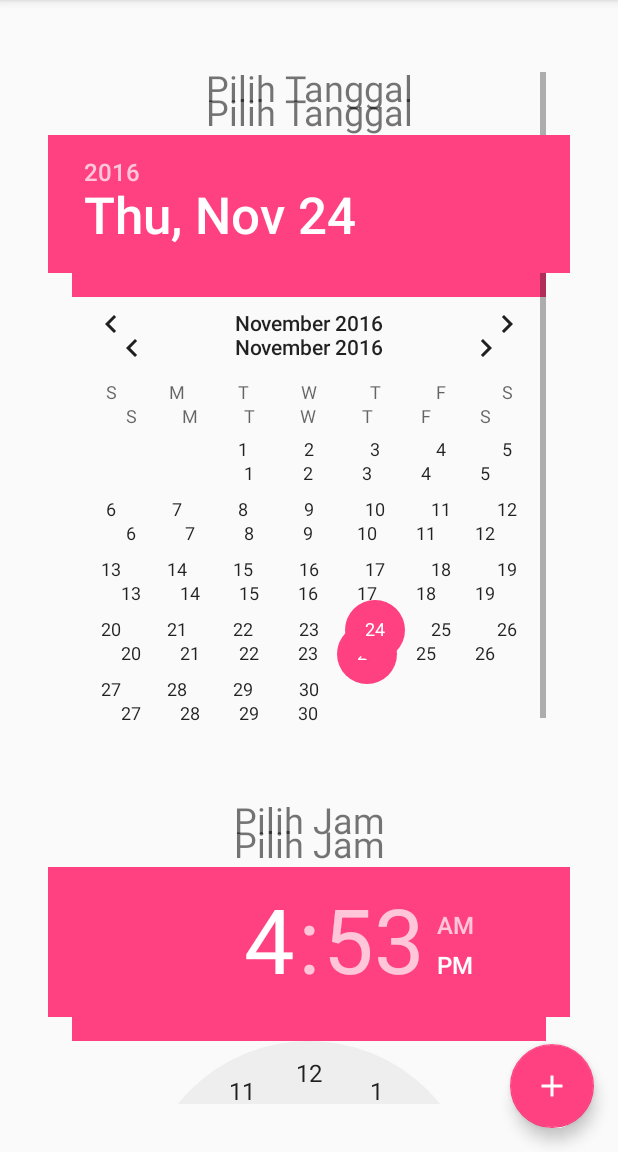
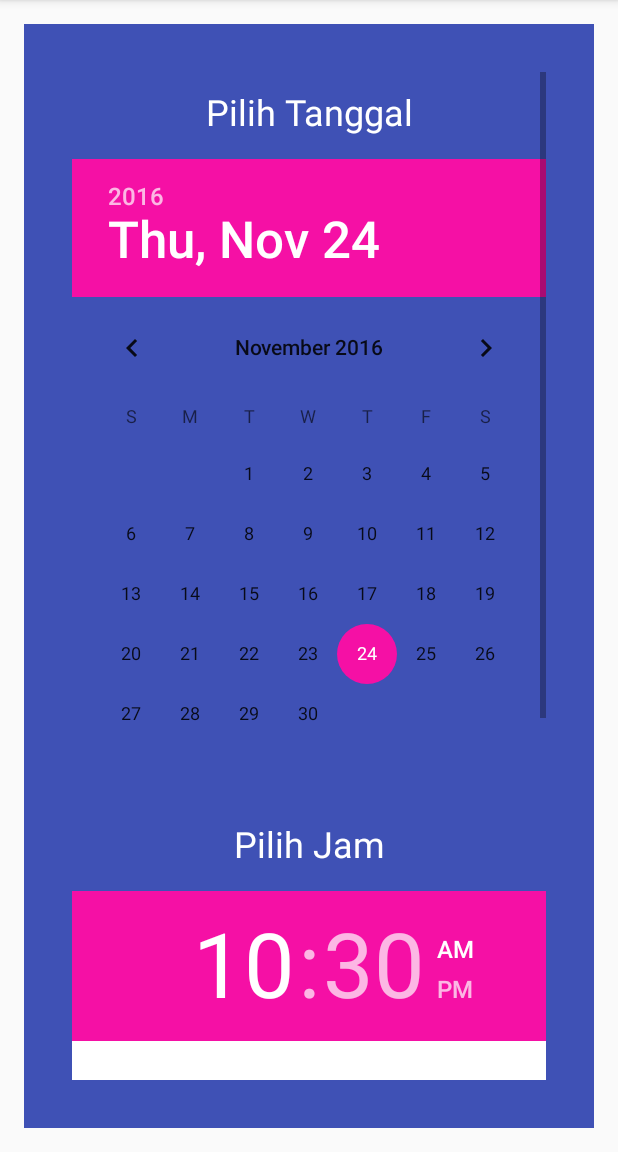
Before and after one commit to aqshalfajarputra/WakeMeUP, an Android app: the screen it shows after launch (MainActivity), after a tap on "Home", on a phone screen of 412 x 824 dp, the part 84-1236 px from its top. Run offline under Robolectric (Android 15) with nearby library versions, the phone set to English and light mode, and no system bars; 2 other taps on this screen came first.

Commit message:
WakeMeUp DONE~

```diff
--- a/app/src/main/java/id/sch/smktelkom_mlg/project/xirpl102112029/wakemeup/MainActivity.java
+++ b/app/src/main/java/id/sch/smktelkom_mlg/project/xirpl102112029/wakemeup/MainActivity.java
@@ -1,9 +1,7 @@
 package id.sch.smktelkom_mlg.project.xirpl102112029.wakemeup;
 
 import android.os.Bundle;
-import android.support.design.widget.FloatingActionButton;
 import android.support.design.widget.NavigationView;
-import android.support.design.widget.Snackbar;
 import android.support.v4.view.GravityCompat;
 import android.support.v4.widget.DrawerLayout;
 import android.support.v7.app.ActionBarDrawerToggle;
@@ -11,7 +9,6 @@ import android.support.v7.app.AppCompatActivity;
 import android.support.v7.widget.Toolbar;
 import android.view.Menu;
 import android.view.MenuItem;
-import android.view.View;
 
 
 public class MainActivity extends AppCompatActivity
@@ -24,16 +21,6 @@ public class MainActivity extends AppCompatActivity
         Toolbar toolbar = (Toolbar) findViewById(R.id.toolbar);
         setSupportActionBar(toolbar);
 
-
-
-        FloatingActionButton fab = (FloatingActionButton) findViewById(R.id.fab);
-        fab.setOnClickListener(new View.OnClickListener() {
-            @Override
-            public void onClick(View view) {
-                Snackbar.make(view, "Replace with your own action", Snackbar.LENGTH_LONG)
-                        .setAction("Action", null).show();
-            }
-        });
 
         DrawerLayout drawer = (DrawerLayout) findViewById(R.id.drawer_layout);
         ActionBarDrawerToggle toggle = new ActionBarDrawerToggle(
--- a/app/src/main/java/id/sch/smktelkom_mlg/project/xirpl102112029/wakemeup/QuizActivity.java
+++ b/app/src/main/java/id/sch/smktelkom_mlg/project/xirpl102112029/wakemeup/QuizActivity.java
@@ -38,7 +38,7 @@ public class QuizActivity extends AppCompatActivity {
         jaw1c.setOnClickListener(new View.OnClickListener() {
             @Override
             public void onClick(View view) {
-                intent = new Intent(getBaseContext(), AlarmReciever.class);
+                intent = new Intent(getBaseContext(), RingtonePlayingService.class);
                 intent.putExtra("extra", "off");
                 pendingIntent = PendingIntent.getBroadcast(getBaseContext(), RQS_1, intent, 0);
                 alarmManager.cancel(pendingIntent);
--- a/app/src/main/res/layout/app_bar_main.xml
+++ b/app/src/main/res/layout/app_bar_main.xml
@@ -21,13 +21,6 @@
 
     </android.support.design.widget.AppBarLayout>
 
-    <android.support.design.widget.FloatingActionButton
-        android:id="@+id/fab"
-        android:layout_width="wrap_content"
-        android:layout_height="wrap_content"
-        android:layout_gravity="bottom|end"
-        android:layout_margin="@dimen/fab_margin"
-        android:src="@drawable/ic_add_black_24dp" />
 
     <include layout="@layout/content_main" />
 
--- a/app/src/main/res/layout/content_main.xml
+++ b/app/src/main/res/layout/content_main.xml
@@ -16,74 +16,27 @@
     <FrameLayout
         android:id="@+id/content_frame"
         android:layout_width="match_parent"
-        android:layout_height="match_parent">
-    </FrameLayout>
-
-    <LinearLayout
-        android:layout_width="match_parent"
         android:layout_height="match_parent"
-        android:paddingBottom="@dimen/activity_vertical_margin"
-        android:paddingLeft="@dimen/activity_horizontal_margin"
-        android:paddingRight="@dimen/activity_horizontal_margin"
-        android:paddingTop="@dimen/activity_vertical_margin">
-
-        <ScrollView
-            android:layout_width="match_parent"
-            android:layout_height="match_parent">
-
-            <LinearLayout
-                android:layout_width="match_parent"
-                android:layout_height="wrap_content"
-                android:orientation="vertical">
+        android:background="@drawable/yea">
 
         <TextView
             android:layout_width="match_parent"
             android:layout_height="wrap_content"
-                    android:paddingBottom="15dp"
-                    android:paddingTop="10dp"
-                    android:text="Pilih Tanggal"
+            android:layout_gravity="bottom"
+            android:paddingBottom="20dp"
+            android:text="Hello!! Buat Harimu Menyenangkan Tanpa Bangun Telat!"
             android:textAlignment="center"
-                    android:textSize="24dp" />
-
-                <DatePicker
-                    android:id="@+id/pickerdate"
-                    android:layout_width="wrap_content"
-                    android:layout_height="wrap_content" />
+            android:textSize="30dp" />
 
         <TextView
             android:layout_width="match_parent"
             android:layout_height="wrap_content"
-                    android:paddingBottom="15dp"
-                    android:paddingTop="10dp"
-                    android:text="Pilih Jam"
+            android:layout_gravity="top"
+            android:paddingTop="20dp"
+            android:text="Pilih Tab Home pada navigasi untuk memulai alarm"
             android:textAlignment="center"
             android:textSize="24dp" />
+    </FrameLayout>
 
-                <TimePicker
-                    android:id="@+id/pickertime"
-                    android:layout_width="wrap_content"
-                    android:layout_height="wrap_content" />
-
-                <Button
-                    android:id="@+id/setalarm"
-                    android:layout_width="match_parent"
-                    android:layout_height="wrap_content"
-                    android:text="Set Alarm" />
-
-                <Button
-                    android:id="@+id/buttonOff"
-                    android:layout_width="match_parent"
-                    android:layout_height="wrap_content"
-                    android:text="Alarm Off" />
-
-                <TextView
-                    android:id="@+id/info"
-                    android:layout_width="match_parent"
-                    android:layout_height="wrap_content" />
-
-            </LinearLayout>
-        </ScrollView>
-
-    </LinearLayout>
 
 </RelativeLayout>
--- a/app/src/main/res/layout/first_layout.xml
+++ b/app/src/main/res/layout/first_layout.xml
@@ -4,6 +4,7 @@
     xmlns:tools="http://schemas.android.com/tools"
     android:layout_width="match_parent"
     android:layout_height="match_parent"
+    android:background="@color/colorPrimary"
     android:orientation="vertical"
     android:paddingBottom="@dimen/activity_vertical_margin"
     android:paddingLeft="@dimen/activity_horizontal_margin"
@@ -11,6 +12,7 @@
     android:paddingTop="@dimen/activity_vertical_margin"
     app:layout_behavior="@string/appbar_scrolling_view_behavior"
     tools:context="id.sch.smktelkom_mlg.project.xirpl102112029.wakemeup.MainActivity">
+
 
 
     <LinearLayout
@@ -37,12 +39,14 @@
                     android:paddingTop="10dp"
                     android:text="Pilih Tanggal"
                     android:textAlignment="center"
+                    android:textColor="@android:color/background_light"
                     android:textSize="24dp" />
 
                 <DatePicker
                     android:id="@+id/pickerdate"
                     android:layout_width="wrap_content"
-                    android:layout_height="wrap_content" />
+                    android:layout_height="wrap_content"
+                    android:calendarTextColor="@android:color/background_light" />
 
                 <TextView
                     android:layout_width="match_parent"
@@ -51,12 +55,19 @@
                     android:paddingTop="10dp"
                     android:text="Pilih Jam"
                     android:textAlignment="center"
+                    android:textColor="@android:color/background_light"
                     android:textSize="24dp" />
 
                 <TimePicker
                     android:id="@+id/pickertime"
                     android:layout_width="wrap_content"
-                    android:layout_height="wrap_content" />
+                    android:layout_height="wrap_content"
+                    android:amPmTextColor="@android:color/background_light"
+                    android:background="@android:color/background_light"
+                    android:numbersBackgroundColor="@android:color/background_light"
+                    android:numbersInnerTextColor="@android:color/background_light"
+                    android:numbersSelectorColor="?attr/colorAccent"
+                    android:numbersTextColor="@android:color/background_light" />
 
                 <Button
                     android:id="@+id/setalarm"
--- a/app/src/main/res/layout/second_layout.xml
+++ b/app/src/main/res/layout/second_layout.xml
@@ -2,6 +2,7 @@
 <LinearLayout xmlns:android="http://schemas.android.com/apk/res/android"
     android:layout_width="match_parent"
     android:layout_height="match_parent"
+    android:background="@color/colorPrimary"
     android:orientation="vertical"
     android:paddingBottom="@dimen/activity_vertical_margin"
     android:paddingLeft="@dimen/activity_horizontal_margin"
@@ -10,18 +11,23 @@
 
 
         <TextView
-            android:id="@+id/tvshare"
+            android:id="@+id/soal3"
             android:layout_width="match_parent"
             android:layout_height="wrap_content"
-            android:text="Support kami dengan membagikan app ini"
-            android:textAlignment="center" />
+            android:layout_gravity="center"
+            android:paddingBottom="20dp"
+            android:text="Support Kami dengan Membagikan App ini!"
+            android:textAlignment="center"
+            android:textColor="@color/cardview_light_background"
+            android:textSize="20dp" />
 
         <Button
             android:id="@+id/buttonok"
             android:layout_width="wrap_content"
             android:layout_height="wrap_content"
             android:layout_gravity="center"
-            android:text="Button" />
+            android:gravity="center"
+            android:text="Share!" />
 
 
 </LinearLayout>
--- a/app/src/main/res/values/colors.xml
+++ b/app/src/main/res/values/colors.xml
@@ -2,5 +2,5 @@
 <resources>
     <color name="colorPrimary">#3F51B5</color>
     <color name="colorPrimaryDark">#303F9F</color>
-    <color name="colorAccent">#FF4081</color>
+    <color name="colorAccent">#f510a5</color>
 </resources>
```
Also changed, not shown: app/src/main/res/drawable-v21/uye.jpg, app/src/main/res/drawable-v21/yea.jpg (added). Lines whose indentation alone changed are shown as unchanged.
